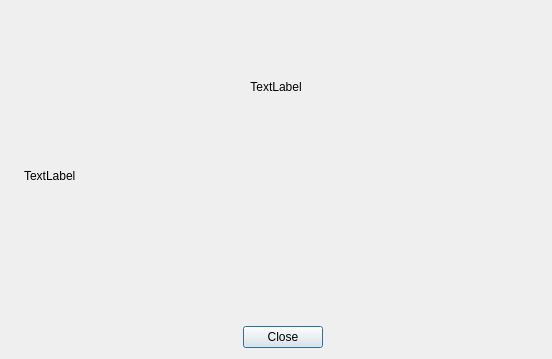
First picture: the form in GestCollOnQt/GUI/MainWindow/aboutdialog.ui, repository mirkoviviani76/gestcoll, before the edit.
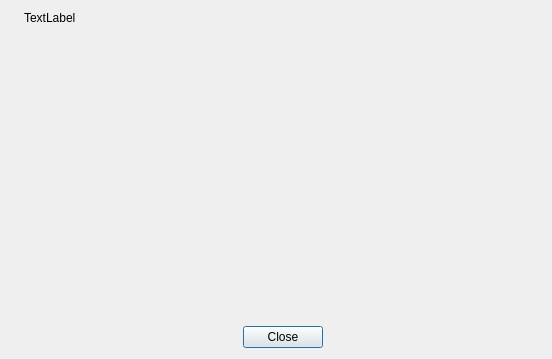
Second picture: the form after the edit. Icons and pictures are not drawn.

Commit message: tolta label inutilizzata in about dialog.

Patch:
```diff
--- a/GestCollOnQt/GUI/MainWindow/aboutdialog.ui
+++ b/GestCollOnQt/GUI/MainWindow/aboutdialog.ui
@@ -14,7 +14,27 @@
    <string>About</string>
   </property>
   <layout class="QGridLayout" name="gridLayout">
-   <item row="2" column="1">
+   <item row="0" column="1">
+    <widget class="QLabel" name="text">
+     <property name="text">
+      <string>TextLabel</string>
+     </property>
+     <property name="alignment">
+      <set>Qt::AlignLeading|Qt::AlignLeft|Qt::AlignTop</set>
+     </property>
+    </widget>
+   </item>
+   <item row="0" column="0" rowspan="2">
+    <widget class="QLabel" name="label">
+     <property name="text">
+      <string/>
+     </property>
+     <property name="pixmap">
+      <pixmap resource="../../resources/resources.qrc">:/img/SRI.png</pixmap>
+     </property>
+    </widget>
+   </item>
+   <item row="1" column="1">
     <widget class="QDialogButtonBox" name="buttonBox">
      <property name="orientation">
       <enum>Qt::Horizontal</enum>
@@ -27,36 +47,6 @@
      </property>
     </widget>
    </item>
-   <item row="1" column="0" rowspan="2">
-    <widget class="QLabel" name="label">
-     <property name="text">
-      <string/>
-     </property>
-     <property name="pixmap">
-      <pixmap resource="../../resources/resources.qrc">:/img/SRI.png</pixmap>
-     </property>
-    </widget>
-   </item>
-   <item row="0" column="0" colspan="2">
-    <widget class="QLabel" name="title">
-     <property name="text">
-      <string>TextLabel</string>
-     </property>
-     <property name="alignment">
-      <set>Qt::AlignCenter</set>
-     </property>
-    </widget>
-   </item>
-   <item row="1" column="1">
-    <widget class="QLabel" name="text">
-     <property name="text">
-      <string>TextLabel</string>
-     </property>
-     <property name="alignment">
-      <set>Qt::AlignLeading|Qt::AlignLeft|Qt::AlignTop</set>
-     </property>
-    </widget>
-   </item>
   </layout>
  </widget>
  <resources>
```
The commit also changes 2 other files.
